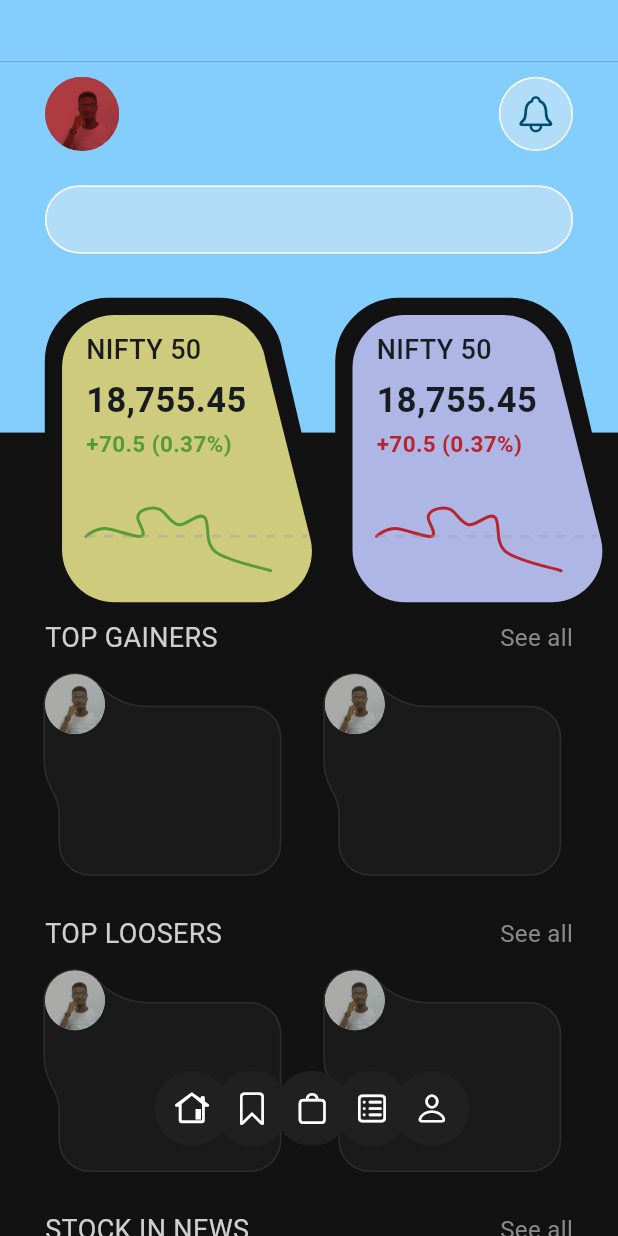
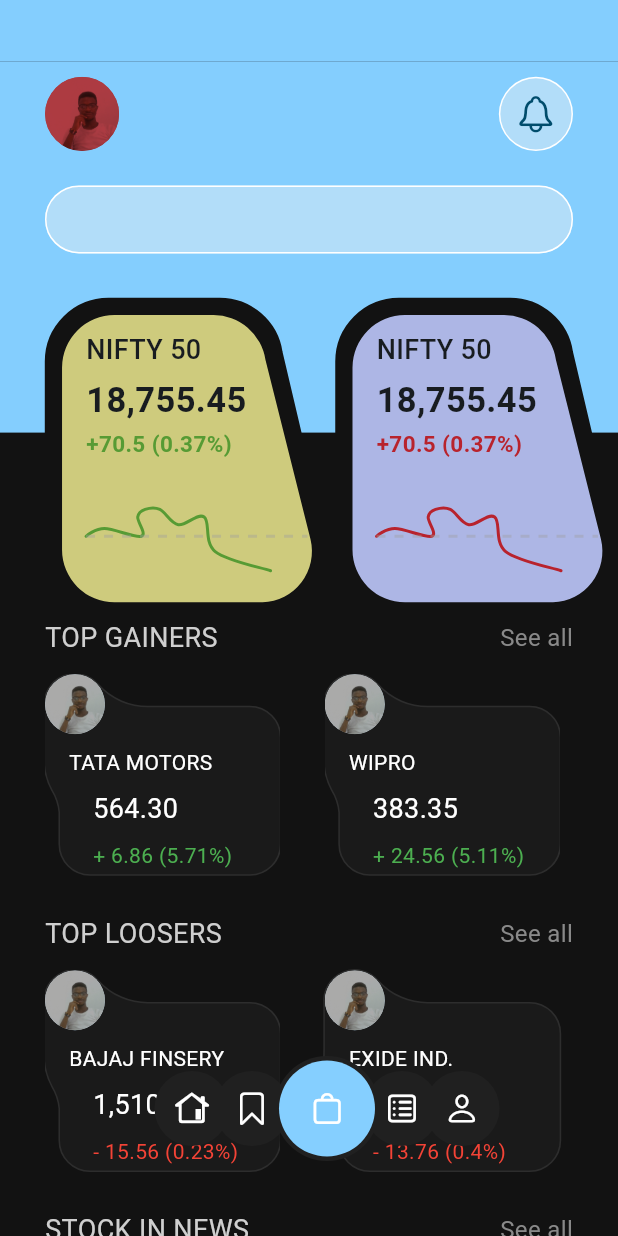
Before and after one commit to kenresoft/stockup_app, a Flutter app: the screen it shows after launch, on a phone screen of 412 x 824 dp. Run offline on Flutter 3.47's test engine with Material 3 defaults, Android fonts, the phone set to English and light mode, and no system bars; drawn by our look-alikes of fl_chart; missing offline and left inert: fontresoft.

Commit message:
Update UI and fix issues

```diff
--- a/lib/ui/home.dart
+++ b/lib/ui/home.dart
@@ -155,10 +155,10 @@
                     physics: const BouncingScrollPhysics(decelerationRate: ScrollDecelerationRate.fast),
                     child: Row(
                       children: [
-                        buildBoardB(context),
-                        buildBoardB(context),
-                        buildBoardB(context),
-                        buildBoardB(context),
+                        buildBoardB(context, 'TATA MOTORS', '564.30', '+ 6.86 (5.71%)'),
+                        buildBoardB(context, 'WIPRO', '383.35', '+ 24.56 (5.11%)'),
+                        buildBoardB(context, 'TATA MOTORS', '564.30', '+ 6.86 (5.71%)'),
+                        buildBoardB(context, 'WIPRO', '383.35', '+ 24.56 (5.11%)'),
                       ],
                     ),
                   ),
@@ -180,10 +180,10 @@
                     physics: const BouncingScrollPhysics(decelerationRate: ScrollDecelerationRate.fast),
                     child: Row(
                       children: [
-                        buildBoardB(context),
-                        buildBoardB(context),
-                        buildBoardB(context),
-                        buildBoardB(context),
+                        buildBoardB(context, 'BAJAJ FINSERY', '1,510.96', '- 15.56 (0.23%)'),
+                        buildBoardB(context, 'EXIDE IND.', '220.50', '- 13.76 (0.4%)'),
+                        buildBoardB(context, 'BAJAJ FINSERY', '1,510.96', '- 15.56 (0.23%)'),
+                        buildBoardB(context, 'EXIDE IND.', '220.50', '- 13.76 (0.4%)'),
                       ],
                     ),
                   ),
@@ -205,10 +205,10 @@
                     physics: const BouncingScrollPhysics(decelerationRate: ScrollDecelerationRate.fast),
                     child: Row(
                       children: [
-                        buildBoardB(context),
-                        buildBoardB(context),
-                        buildBoardB(context),
-                        buildBoardB(context),
+                        buildBoardB(context, 'TATA MOTORS', '564.30', '+ 6.86'),
+                        buildBoardB(context, 'TATA MOTORS', '564.30', '+ 6.86'),
+                        buildBoardB(context, 'TATA MOTORS', '564.30', '+ 6.86'),
+                        buildBoardB(context, 'TATA MOTORS', '564.30', '+ 6.86'),
                       ],
                     ),
                   ),
@@ -228,9 +228,37 @@
               children: [
                 buildNavIcon(0, CupertinoIcons.house_alt),
                 buildNavIcon(40, CupertinoIcons.bookmark),
-                buildNavIcon(80, CupertinoIcons.bag),
-                buildNavIcon(120, CupertinoIcons.square_list),
-                buildNavIcon(160, CupertinoIcons.person),
+                buildNavIcon(140, CupertinoIcons.square_list),
+                buildNavIcon(180, CupertinoIcons.person),
+                Positioned(
+                  bottom: 20,
+                  height: 70,
+                  width: 70,
+                  left: 80,
+                  child: Card(
+                    color: const Color(0xff202020),
+                    shape: RoundedRectangleBorder(borderRadius: BorderRadius.circular(35)),
+                    elevation: 0,
+                    shadowColor: Colors.grey,
+                    margin: EdgeInsets.zero,
+                    surfaceTintColor: const Color(0xff202020),
+                    /* decoration: BoxDecoration(
+                      color: const Color(0xff202020),
+                      borderRadius: BorderRadius.circular(35),
+                      boxShadow: const [
+                        BoxShadow(offset: Offset(0, -1), spreadRadius: 0, blurRadius: 1, color: Colors.grey),
+                      ],
+                    )*/
+                    child: Container(
+                      margin: const EdgeInsets.all(3),
+                      decoration: BoxDecoration(color: const Color(0xff85CFFF), borderRadius: BorderRadius.circular(35)),
+                      child: const Icon(
+                        CupertinoIcons.bag,
+                        color: Colors.white,
+                      ),
+                    ),
+                  ),
+                ),
               ],
             ),
           ),
@@ -245,11 +273,13 @@
       height: 50,
       width: 50,
       left: position,
-      child: Container(
-        decoration: BoxDecoration(
-          color: const Color(0xff202020),
-          borderRadius: BorderRadius.circular(35),
-        ),
+      child: Card(
+        color: const Color(0xff202020),
+        shape: RoundedRectangleBorder(borderRadius: BorderRadius.circular(35)),
+        elevation: 0,
+        shadowColor: Colors.grey,
+        margin: EdgeInsets.zero,
+        surfaceTintColor: const Color(0xff202020),
         child: Icon(
           iconData,
           color: Colors.white,
@@ -258,7 +288,7 @@
     );
   }
 
-  Container buildBoardB(BuildContext context) {
+  Container buildBoardB(BuildContext context, String text1, String text2, String text3) {
     double width = MediaQuery.of(context).size.width;
     double height = MediaQuery.of(context).size.height;
     debugPrint(height.toString());
@@ -284,7 +314,32 @@
                 ),
               ),
             ),
-          )
+          ),
+          Positioned(
+            top: 45,
+            height: 90,
+            child: Center(
+              child: Column(
+                mainAxisSize: MainAxisSize.max,
+                crossAxisAlignment: CrossAxisAlignment.start,
+                mainAxisAlignment: MainAxisAlignment.spaceAround,
+                children: [
+                  Padding(
+                    padding: const EdgeInsets.symmetric(horizontal: 16),
+                    child: Text(text1, style: const TextStyle(color: Colors.white)),
+                  ),
+                  Padding(
+                    padding: const EdgeInsets.symmetric(horizontal: 32),
+                    child: Text(text2, style: const TextStyle(color: Colors.white, fontSize: 18)),
+                  ),
+                  Padding(
+                    padding: const EdgeInsets.symmetric(horizontal: 32),
+                    child: Text(text3, style: TextStyle(color: text3.contains('-') ? Colors.red : Colors.green)),
+                  ),
+                ],
+              ),
+            ),
+          ),
         ],
       ),
     );
```
